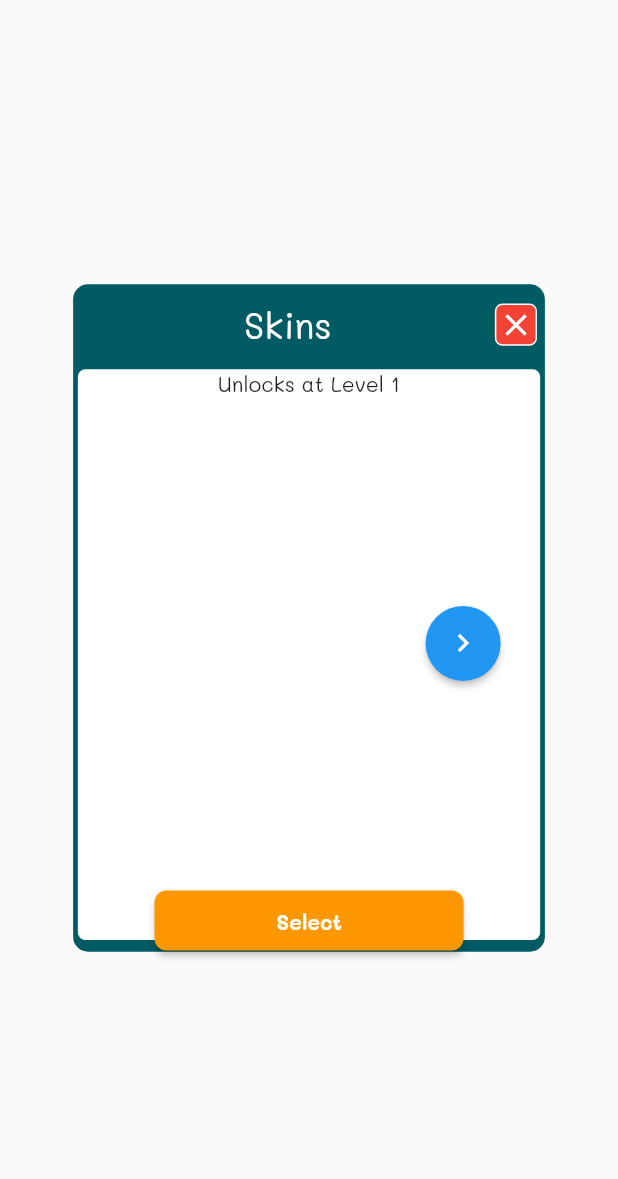
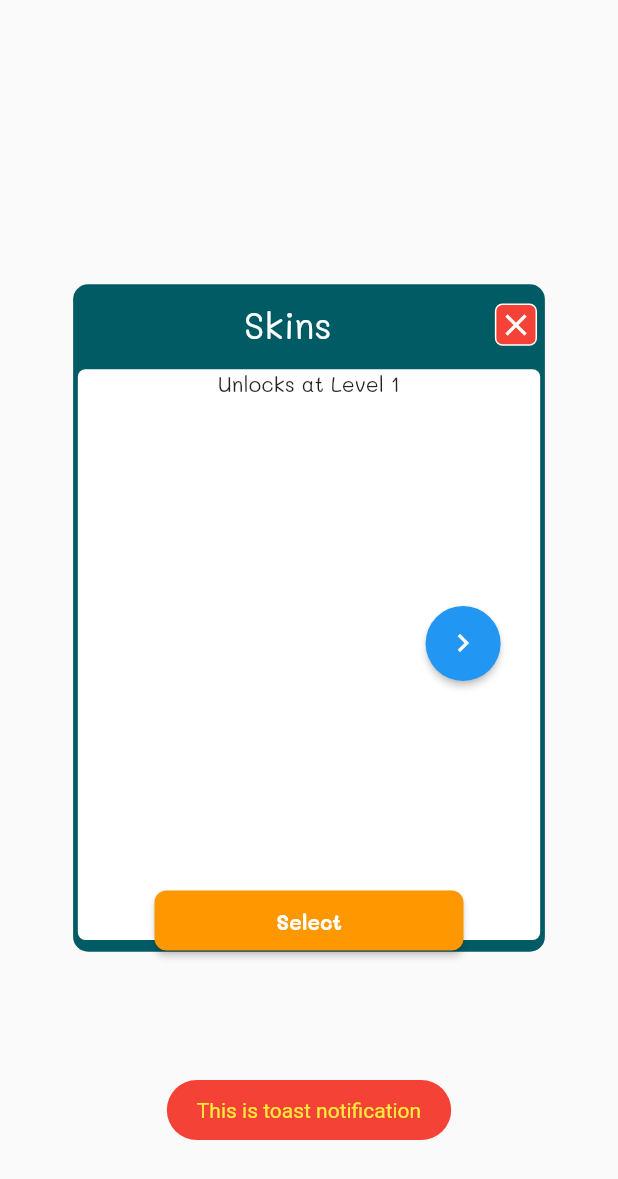
Before and after one commit to TheAbror/bisp, a Flutter app: the SkinsPage widget shown alone on an empty page, opened directly, after a tap on "Select", on a phone screen of 412 x 824 dp. Shown: the top 1179 px of the screen. Run offline on Flutter 3.47's test engine with Material 2 defaults, Android fonts, the phone set to English and light mode, and no system bars; our stand-ins replace chopper, dropdown_button2, equatable, flutter_bloc, flutter_screenutil, fluttertoast and 3 more; missing offline and left inert: bonfire; accounts and stored records are empty; generated files the repository leaves out were written again; statements that could not run were skipped; project files that could hold a hidden picture were left out.

Commit message:
starting toast

```diff
--- a/lib/presention/skins/skins.dart
+++ b/lib/presention/skins/skins.dart
@@ -2,6 +2,7 @@ import 'package:bonfire/bonfire.dart';
 import 'package:eduninjav2/presention/player_movement/sprite_sheet_hero.dart';
 import 'package:flutter/material.dart';
 import 'package:flutter_screenutil/flutter_screenutil.dart';
+import 'package:fluttertoast/fluttertoast.dart';
 
 class SkinsPage extends StatefulWidget {
   const SkinsPage({super.key});
@@ -104,7 +105,7 @@ class _SkinsPageState extends State<SkinsPage> {
                               RoundedRectangleBorder(borderRadius: BorderRadius.circular(8)),
                             ),
                           ),
-                          onPressed: (() async {}),
+                          onPressed: showToast,
                         ),
                       ),
                     ],
@@ -228,3 +229,14 @@ class _SkinsPageState extends State<SkinsPage> {
     }
   }
 }
+
+//TODO
+void showToast() {
+  Fluttertoast.showToast(
+      msg: 'This is toast notification',
+      toastLength: Toast.LENGTH_SHORT,
+      gravity: ToastGravity.BOTTOM,
+      timeInSecForIos: 1,
+      backgroundColor: Colors.red,
+      textColor: Colors.yellow);
+}
--- a/pubspec.yaml
+++ b/pubspec.yaml
@@ -17,6 +17,7 @@ dependencies:
   flutter_bloc: ^8.1.1
   flutter_screenutil: ^5.5.4
   flutter_svg: ^1.1.6
+  fluttertoast: ^3.1.0
   image_picker: ^0.8.6
   logging: ^1.1.1
   url_launcher: ^6.1.6
```
Also changed, not shown: pubspec.lock.
